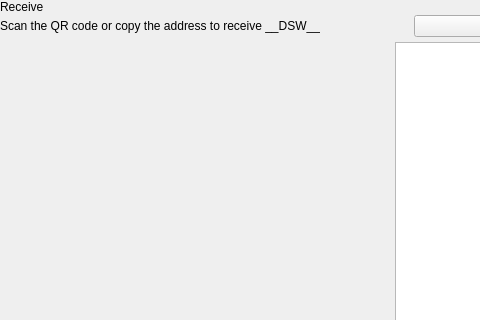
The window that src/qt/pivx/forms/receivewidget.ui (decenomy/DSW) describes before a commit, drawn with Qt 5; both pictures show x 0 to 480 and y 0 to 320 of the 629 by 629 pixel window.
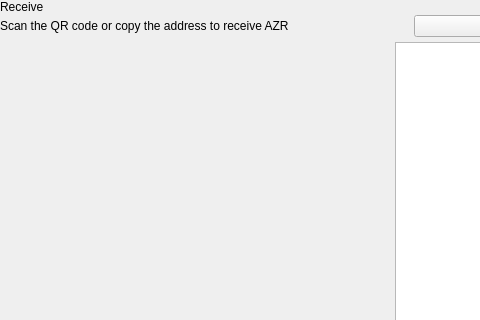
The same window after the commit. Custom widgets are drawn as their Qt base class.

The edit to the form file:
```diff
--- a/src/qt/pivx/forms/receivewidget.ui
+++ b/src/qt/pivx/forms/receivewidget.ui
@@ -78,7 +78,7 @@
             <item alignment="Qt::AlignTop">
              <widget class="QLabel" name="labelSubtitle1">
               <property name="text">
-               <string>Scan the QR code or copy the address to receive __DSW__</string>
+               <string>Scan the QR code or copy the address to receive AZR</string>
               </property>
              </widget>
             </item>
```
